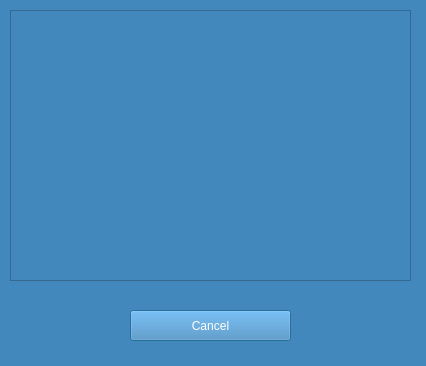
Before: the Qt Designer form QTcreator/Diary/class_info.ui in albaSANDROS/DIPLOMA-PROJECT.-Multi-user-client-server-application-e-journal, drawn with Qt 5.
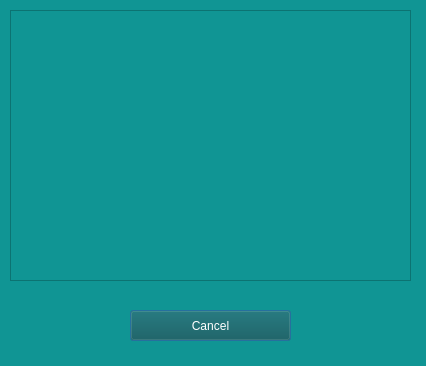
After: the same form once the commit is applied.

The edit to the form file:
```diff
--- a/QTcreator/Diary/class_info.ui
+++ b/QTcreator/Diary/class_info.ui
@@ -14,8 +14,11 @@
    <string>Dialog</string>
   </property>
   <property name="styleSheet">
-   <string notr="true">background-color: rgb(67, 136, 189);
-selection-color: rgb(22, 34, 49);</string>
+   <string notr="true">
+color: rgb(255, 255, 255);
+background-color: rgb(16, 149, 148);
+
+</string>
   </property>
   <widget class="QPushButton" name="cancel_buttom">
    <property name="geometry">
@@ -27,7 +30,9 @@
     </rect>
    </property>
    <property name="styleSheet">
-    <string notr="true">color: rgb(255, 255, 255);</string>
+    <string notr="true">background-color: rgb(29, 35, 35);
+background-color: rgb(9, 83, 82);
+color: rgb(255, 255, 255);</string>
    </property>
    <property name="text">
     <string>Cancel</string>
```
